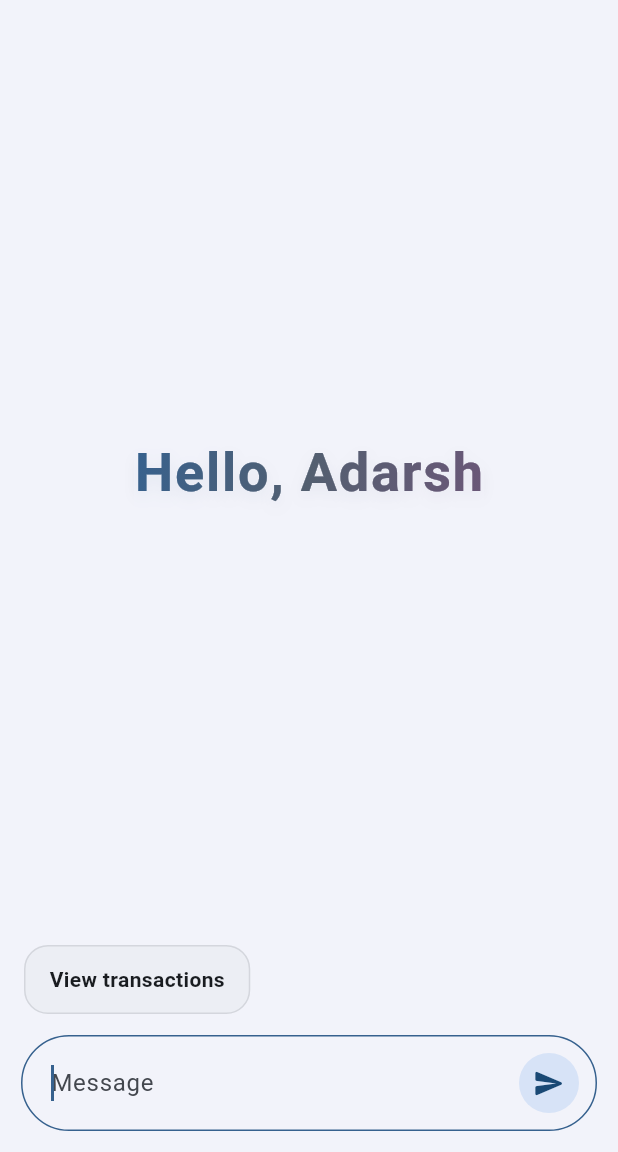
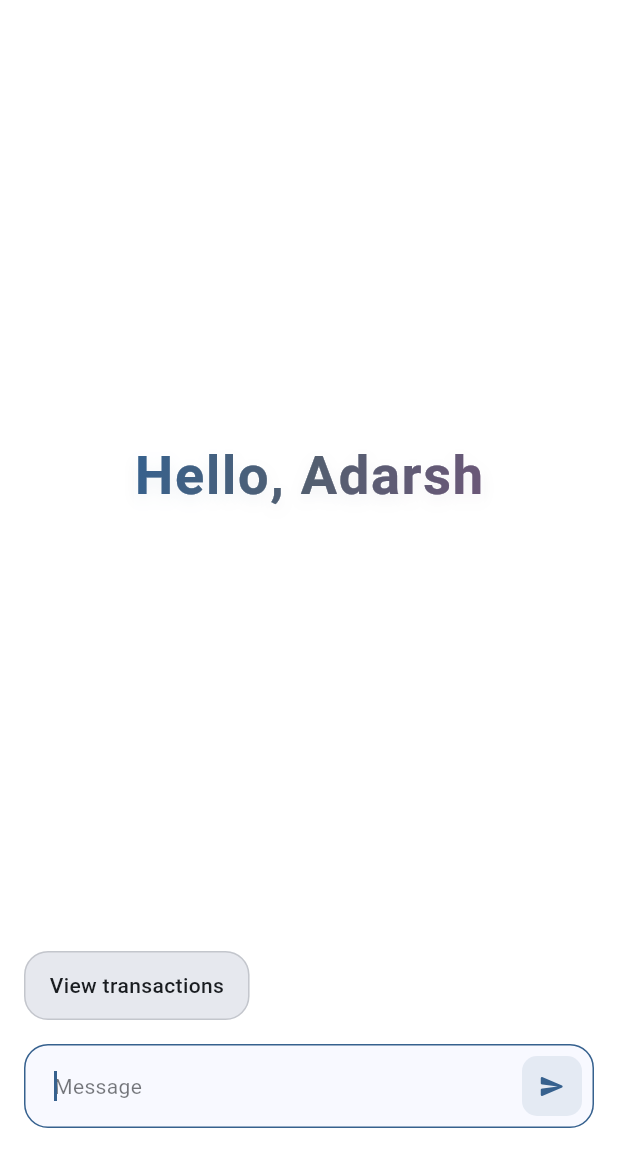
Before and after one commit to Adarsh077/paisa-app, a Flutter app: the screen it shows after launch, on a phone screen of 412 x 824 dp, the part 84-1236 px from its top. Run offline on Flutter 3.47's test engine with Material 3 defaults, Android fonts, the phone set to English and light mode, and no system bars; drawn by our look-alikes of dynamic_color; our stand-ins replace flutter_local_notifications, google_fonts, permission_handler, speech_to_text; missing offline and left inert: flutter_background_service, flutter_logs, markdown_widget, readsms.

Commit message:
feat(agent): made the agent screen look same as transaction screen

```diff
--- a/lib/constants.dart
+++ b/lib/constants.dart
@@ -4,9 +4,9 @@ class AppConstants {
   static final String baseUrl =
       kReleaseMode
           ? 'http://13.203.202.169:8001'
-          : 'http://192.168.25.231:8001';
+          : 'http://192.168.20.106:8001';
   static final String agentBaseUrl =
       kReleaseMode
           ? 'http://13.203.202.169:8002'
-          : 'http://192.168.25.231:8002';
+          : 'http://192.168.20.106:8002';
 }
--- a/lib/screens/agent/agent.dart
+++ b/lib/screens/agent/agent.dart
@@ -158,13 +158,19 @@ class _AgentScreenState extends State<AgentScreen> {
 
   @override
   Widget build(BuildContext context) {
+    final theme = Theme.of(context);
+    final colorScheme = theme.colorScheme;
+
     return Scaffold(
+      backgroundColor: colorScheme.surfaceContainerLowest,
       appBar: AppBar(
         title: const Text('Paisa'),
         automaticallyImplyLeading: false,
-        backgroundColor: Theme.of(context).colorScheme.surfaceContainerLow,
+        backgroundColor: colorScheme.surface,
+        foregroundColor: colorScheme.onSurface,
+        elevation: 0,
+        surfaceTintColor: Colors.transparent,
       ),
-      backgroundColor: Theme.of(context).colorScheme.surfaceContainerLow,
       body: SafeArea(
         child: Column(
           children: [
--- a/lib/screens/agent/agent_input.dart
+++ b/lib/screens/agent/agent_input.dart
@@ -19,43 +19,48 @@ class AgentInput extends StatelessWidget {
 
   @override
   Widget build(BuildContext context) {
+    final theme = Theme.of(context);
+    final colorScheme = theme.colorScheme;
+
     return Column(
       mainAxisSize: MainAxisSize.min,
       children: [
         AgentSuggestions(onActionExecute: onActionExecute!),
         Container(
-          padding: const EdgeInsets.all(14),
+          padding: const EdgeInsets.all(16),
           child: Row(
             children: [
               Expanded(
                 child: TextField(
                   controller: controller,
                   autofocus: true,
-                  style: TextStyle(
-                    color: Theme.of(context).colorScheme.onSurface,
+                  style: theme.textTheme.bodyMedium?.copyWith(
+                    color: colorScheme.onSurface,
                   ),
                   decoration: InputDecoration(
                     hintText: 'Message',
+                    hintStyle: theme.textTheme.bodyMedium?.copyWith(
+                      color: colorScheme.onSurface.withOpacity(0.6),
+                    ),
                     border: OutlineInputBorder(
-                      borderRadius: BorderRadius.circular(32),
+                      borderRadius: BorderRadius.circular(16),
                     ),
                     enabledBorder: OutlineInputBorder(
-                      borderRadius: BorderRadius.circular(32),
+                      borderRadius: BorderRadius.circular(16),
                       borderSide: BorderSide(
-                        color: Theme.of(context).colorScheme.outline,
+                        color: colorScheme.outline.withOpacity(0.5),
                       ),
                     ),
                     focusedBorder: OutlineInputBorder(
-                      borderRadius: BorderRadius.circular(32),
-                      borderSide: BorderSide(
-                        color: Theme.of(context).colorScheme.primary,
-                      ),
+                      borderRadius: BorderRadius.circular(16),
+                      borderSide: BorderSide(color: colorScheme.primary),
                     ),
                     contentPadding: const EdgeInsets.symmetric(
                       horizontal: 16,
-                      vertical: 16,
+                      vertical: 12,
                     ),
-                    filled: false,
+                    filled: true,
+                    fillColor: colorScheme.surface,
                     suffixIcon: _buildSuffixIcon(context),
                   ),
                   onSubmitted: (_) => onSendMessage(),
@@ -69,28 +74,40 @@ class AgentInput extends StatelessWidget {
   }
 
   Widget _buildSuffixIcon(BuildContext context) {
+    final theme = Theme.of(context);
+    final colorScheme = theme.colorScheme;
+
     if (isLoading) {
       return Padding(
         padding: const EdgeInsets.all(8),
-        child: IconButton.filledTonal(
-          icon: Icon(
-            Icons.stop_rounded,
-            color: Theme.of(context).colorScheme.onPrimaryContainer,
+        child: Container(
+          width: 40,
+          height: 40,
+          decoration: BoxDecoration(
+            color: colorScheme.error.withOpacity(0.1),
+            borderRadius: BorderRadius.circular(10),
           ),
-          onPressed: onStopRequest,
+          child: IconButton(
+            icon: Icon(Icons.stop_rounded, color: colorScheme.error, size: 18),
+            onPressed: onStopRequest,
+          ),
         ),
       );
     }
 
     return Padding(
       padding: const EdgeInsets.all(8),
-      child: IconButton.filledTonal(
-        icon: Icon(
-          Icons.send_rounded,
-          color: Theme.of(context).colorScheme.onPrimaryContainer,
-          size: 22,
+      child: Container(
+        width: 40,
+        height: 40,
+        decoration: BoxDecoration(
+          color: colorScheme.primary.withOpacity(0.1),
+          borderRadius: BorderRadius.circular(10),
         ),
-        onPressed: onSendMessage,
+        child: IconButton(
+          icon: Icon(Icons.send_rounded, color: colorScheme.primary, size: 18),
+          onPressed: onSendMessage,
+        ),
       ),
     );
   }
--- a/lib/screens/agent/agent_suggestions.dart
+++ b/lib/screens/agent/agent_suggestions.dart
@@ -50,6 +50,9 @@ class _SuggestionChip extends StatelessWidget {
 
   @override
   Widget build(BuildContext context) {
+    final theme = Theme.of(context);
+    final colorScheme = theme.colorScheme;
+
     return Material(
       color: Colors.transparent,
       child: InkWell(
@@ -58,26 +61,19 @@ class _SuggestionChip extends StatelessWidget {
         child: Container(
           padding: const EdgeInsets.symmetric(horizontal: 16, vertical: 12),
           decoration: BoxDecoration(
-            color: Theme.of(context).colorScheme.surfaceContainer,
+            color: colorScheme.surfaceContainerHigh,
             borderRadius: BorderRadius.circular(16),
             border: Border.all(
-              color: Theme.of(context).colorScheme.outline.withOpacity(0.2),
+              color: colorScheme.outline.withOpacity(0.3),
               width: 1,
             ),
           ),
-          child: Column(
-            mainAxisSize: MainAxisSize.min,
-            crossAxisAlignment: CrossAxisAlignment.start,
-            children: [
-              Text(
-                title,
-                style: TextStyle(
-                  fontSize: 14,
-                  fontWeight: FontWeight.w600,
-                  color: Theme.of(context).colorScheme.onSurface,
-                ),
-              ),
-            ],
+          child: Text(
+            title,
+            style: theme.textTheme.bodyMedium?.copyWith(
+              fontWeight: FontWeight.w500,
+              color: colorScheme.onSurface,
+            ),
           ),
         ),
       ),
--- a/lib/screens/transactions/voice_assistant_bar.dart
+++ b/lib/screens/transactions/voice_assistant_bar.dart
@@ -82,7 +82,7 @@ class _VoiceAssistantBarState extends State<VoiceAssistantBar> {
 
     try {
       final messages = [
-        {"role": "user", "content": message}
+        {"role": "user", "content": message},
       ];
 
       await _agentService.chat(messages);
@@ -239,7 +239,8 @@ class _VoiceAssistantBarState extends State<VoiceAssistantBar> {
                               : colorScheme.primary.withOpacity(0.1),
                       shape: BoxShape.circle,
                     ),
-                    child: _isProcessing
+                    child:
+                        _isProcessing
                             ? Center(
                               child: SizedBox(
                                 width: 16,
```
Also changed, not shown: lib/screens/agent/agent_messages.dart (+45 -31 lines), lib/screens/transactions/tranasctions.dart (+18 -13 lines). Lines whose indentation alone changed are shown as unchanged.
